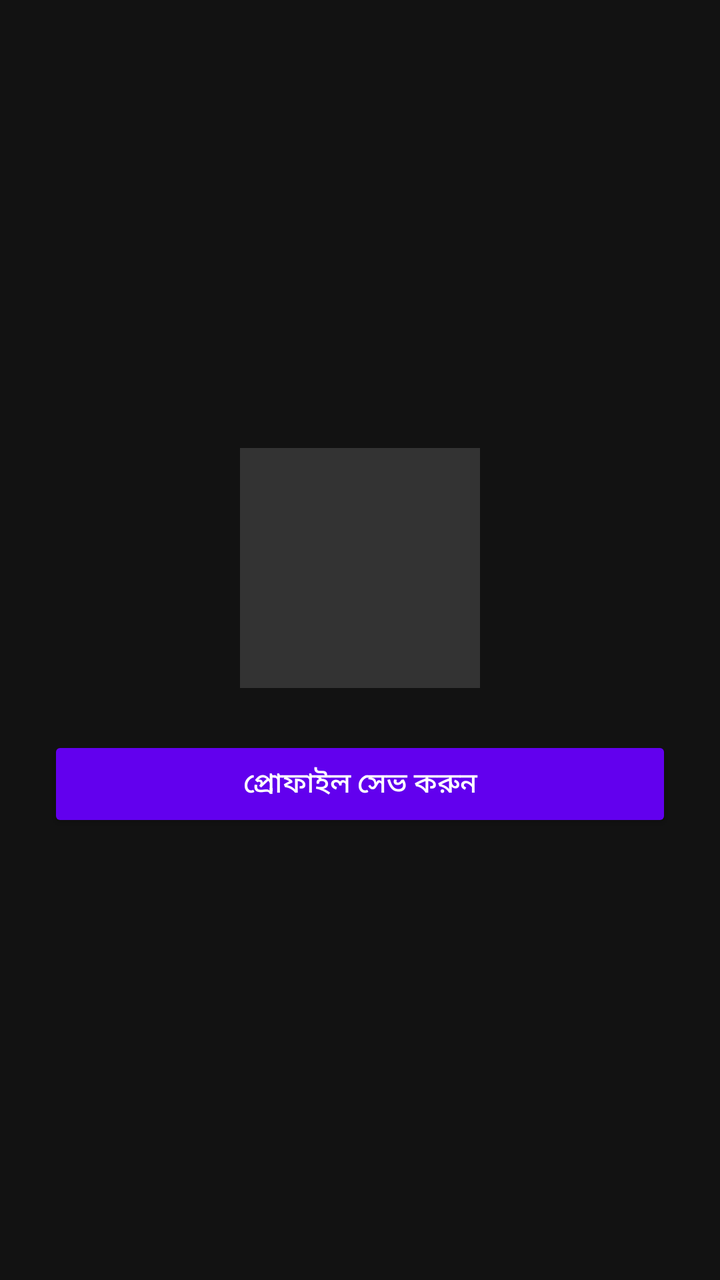
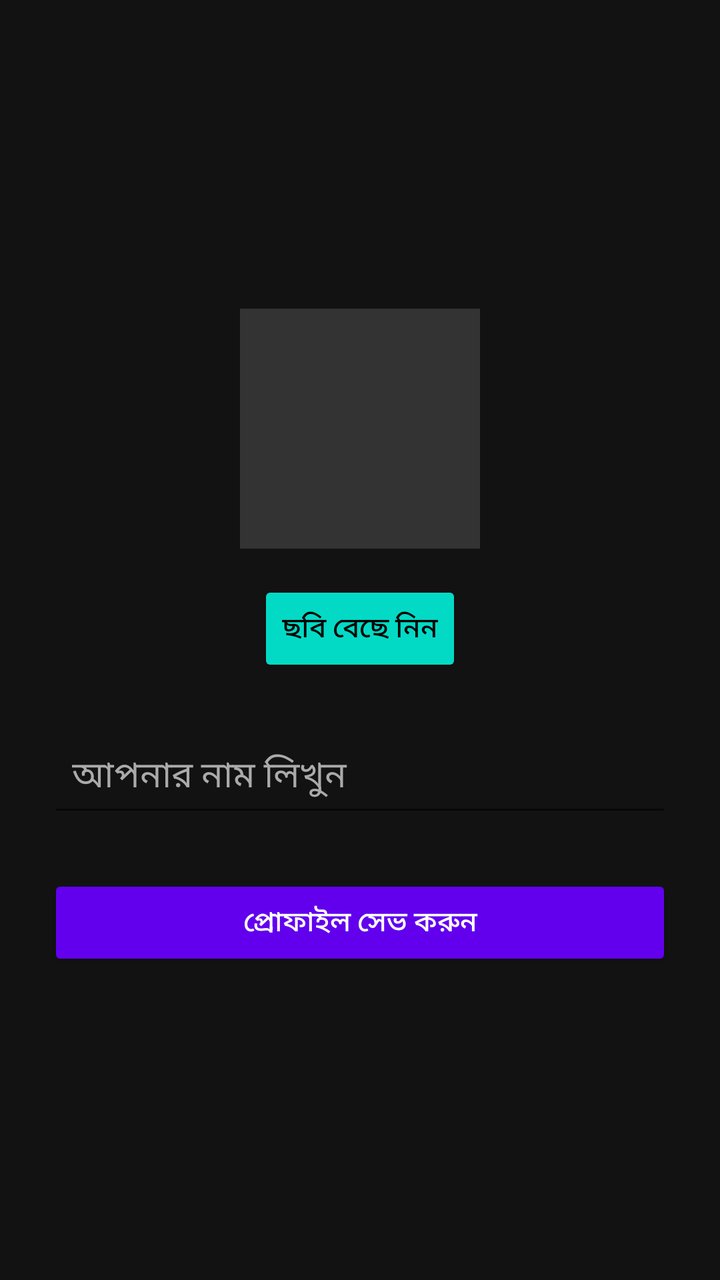

Two renders of the same Android screen: before a commit and after it. Below are the layout's source before the change and the commit's diff.
<!-- AndroidManifest.xml: application theme Theme.AppCompat.DayNight.NoActionBar -->
<!-- res/layout/activity_profile.xml -->
<?xml version="1.0" encoding="utf-8"?>
<LinearLayout xmlns:android="http://schemas.android.com/apk/res/android"
    android:layout_width="match_parent"
    android:layout_height="match_parent"
    android:orientation="vertical"
    android:gravity="center"
    android:padding="24dp"
    android:background="#121212">

    <ImageView
        android:id="@+id/profileImageView"
        android:layout_width="120dp"
        android:layout_height="120dp"
        android:layout_marginBottom="24dp"
        android:background="#333333"
        android:scaleType="centerCrop"/>

    <Button
        android:id="@+id/saveProfileButton"
        android:layout_width="match_parent"
        android:layout_height="wrap_content"
        android:text="প্রোফাইল সেভ করুন"
        android:backgroundTint="#6200EE"
        android:textColor="#FFFFFF"
        android:padding="12dp"/>

</LinearLayout>
<!-- resources referenced by this layout -->
<resources>

</resources>

<!-- the commit's change to res/layout/activity_profile.xml (unified diff, before → after) -->
@@ -11,9 +11,31 @@
         android:id="@+id/profileImageView"
         android:layout_width="120dp"
         android:layout_height="120dp"
-        android:layout_marginBottom="24dp"
+        android:layout_marginBottom="16dp"
         android:background="#333333"
         android:scaleType="centerCrop"/>
+
+    
+    <Button
+        android:id="@+id/selectImageButton"
+        android:layout_width="wrap_content"
+        android:layout_height="wrap_content"
+        android:text="ছবি বেছে নিন"
+        android:layout_marginBottom="24dp"
+        android:backgroundTint="#03DAC5"
+        android:textColor="#000000"/>
+
+    
+    <EditText
+        android:id="@+id/nameEditText"
+        android:layout_width="match_parent"
+        android:layout_height="wrap_content"
+        android:hint="আপনার নাম লিখুন"
+        android:textColor="#FFFFFF"
+        android:textColorHint="#AAAAAA"
+        android:inputType="textPersonName"
+        android:layout_marginBottom="24dp"
+        android:padding="12dp"/>
 
     <Button
         android:id="@+id/saveProfileButton"
